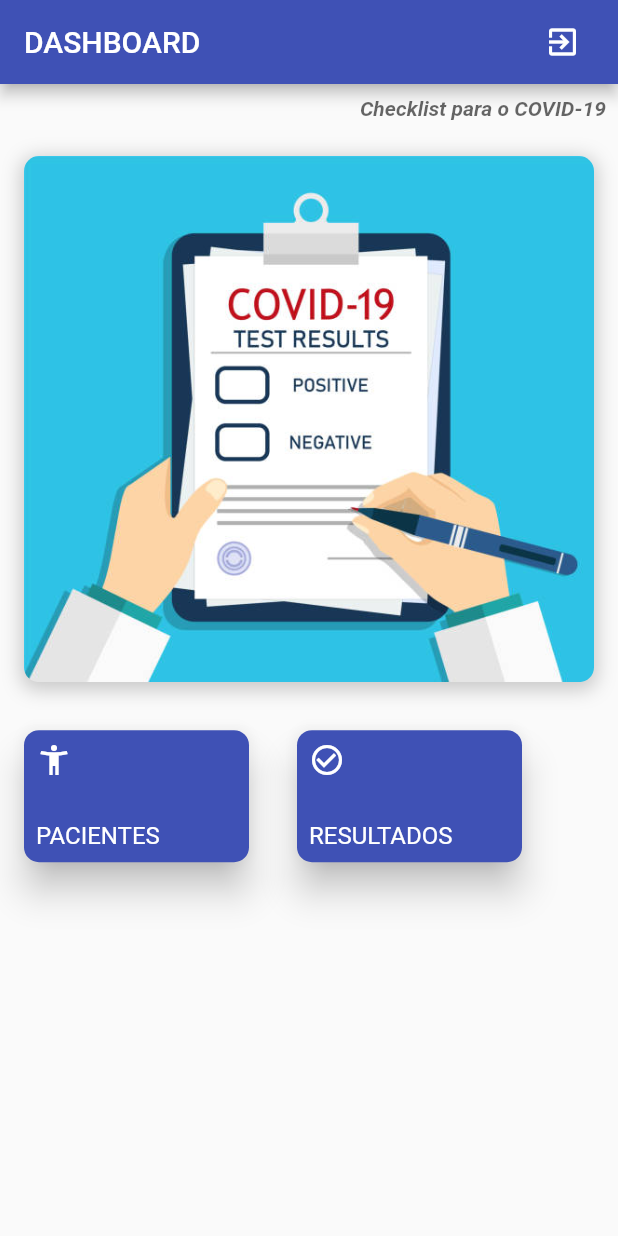
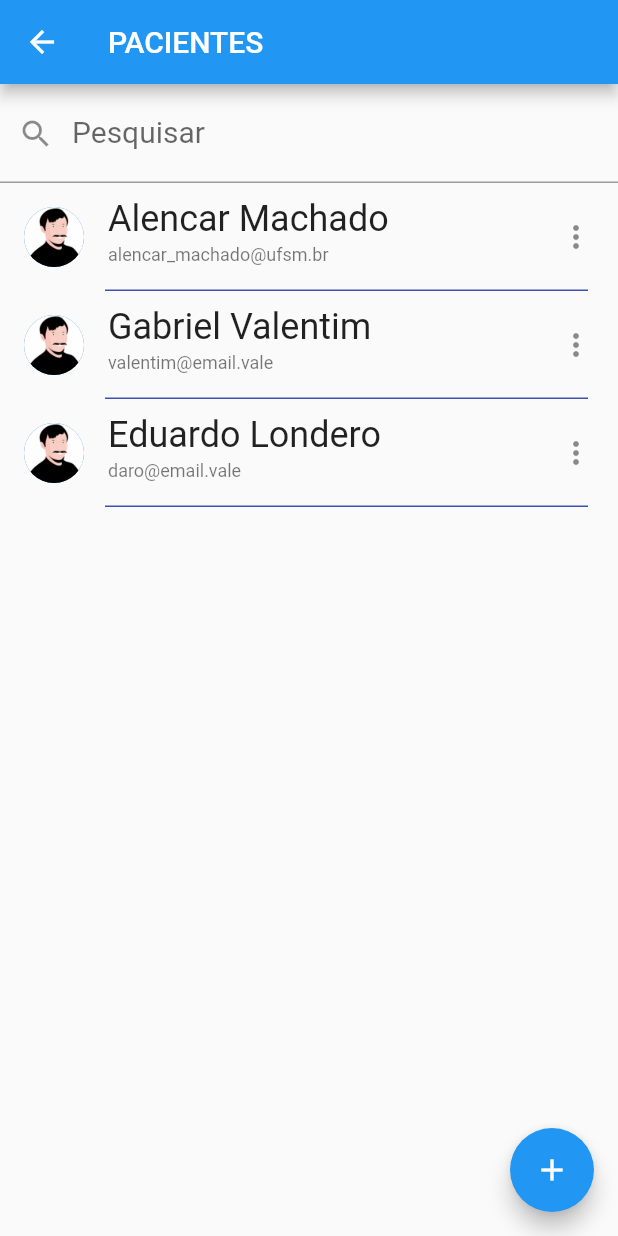
Before and after one commit to Valentim-Gab/App-covid_android, a Flutter app: the DashboardScreen screen opened directly, after a tap on "PACIENTES", on a phone screen of 412 x 824 dp. Run offline on Flutter 3.47's test engine with Material 2 defaults, Android fonts, the phone set to English and light mode, and no system bars; Roboto replaces fonts that are missing (OpenSans).

Commit message:
Added patient list

```diff
--- /dev/null
+++ b/lib/database/patient_dao.dart
@@ -0,0 +1,16 @@
+import 'package:app_covid/models/Patient.dart';
+
+class PatientDao {
+  static final List<Patient> _patientes = [];
+
+  static get listPatients {
+    _patientes.add(Patient(1, 'Alencar Machado', 'alencar_machado@ufsm.br',
+        'tx232', 33, 'asenhanaoe123'));
+    _patientes.add(Patient(2, 'Gabriel Valentim', 'valentim@email.vale',
+        'xx444', 20, '123eosguri'));
+    _patientes.add(Patient(
+        3, 'Eduardo Londero', 'daro@email.vale', 'we151', 22, 'bitwarden'));
+
+    return _patientes;
+  }
+}
--- /dev/null
+++ b/lib/models/patient.dart
@@ -0,0 +1,38 @@
+class Patient {
+  final int _id;
+  String _nome;
+  String _email;
+  String _cartao;
+  int _idade;
+  String _senha;
+
+  Patient(this._id, this._nome, this._email, this._cartao, this._idade,
+      this._senha);
+
+  int get id => _id;
+  String get nome => _nome;
+  String get email => _email;
+  String get cartao => _cartao;
+  int get idade => _idade;
+  String get senha => _senha;
+
+  set nome(String nome) {
+    _nome = nome;
+  }
+
+  set email(String email) {
+    _email = email;
+  }
+
+  set cartao(String cartao) {
+    _cartao = cartao;
+  }
+
+  set idade(int idade) {
+    _idade = idade;
+  }
+
+  set senha(String senha) {
+    _senha = senha;
+  }
+}
--- a/lib/screens/android/dashboard_screen.dart
+++ b/lib/screens/android/dashboard_screen.dart
@@ -1,4 +1,5 @@
 import 'package:app_covid/screens/android/login_screen.dart';
+import 'package:app_covid/screens/android/patients/patients_list.dart';
 import 'package:flutter/material.dart';
 
 import '../../utils/app_colors.dart';
@@ -32,6 +33,7 @@ class DashboardScreen extends StatelessWidget {
               _centerImg(),
               SizedBox(
                 height: 120,
+                child: Center(
                   child: ListView(
                     scrollDirection: Axis.horizontal,
                     children: <Widget>[
@@ -39,7 +41,8 @@ class DashboardScreen extends StatelessWidget {
                         'PACIENTES',
                         Icons.accessibility_new,
                         onClick: () {
-                        debugPrint('Pacientes');
+                          Navigator.of(context).push(MaterialPageRoute(
+                              builder: (context) => const PatientsList()));
                         },
                       ),
                       _Element(
@@ -50,6 +53,7 @@ class DashboardScreen extends StatelessWidget {
                         },
                       ),
                     ],
+                  ),
                 ),
               )
             ],
@@ -86,7 +90,7 @@ class DashboardScreen extends StatelessWidget {
               ]),
           child: ClipRRect(
             borderRadius: BorderRadius.circular(10.0),
-            child: Image.asset('images/check_image.jpg'),
+            child: Image.asset('assets/images/check_image.jpg'),
           ),
         ));
   }
--- /dev/null
+++ b/lib/screens/android/patients/patients_item.dart
@@ -0,0 +1,40 @@
+import 'package:app_covid/models/Patient.dart';
+import 'package:app_covid/utils/app_colors.dart';
+import 'package:flutter/material.dart';
+
+class PatientsItem extends StatelessWidget {
+  final Patient _patient;
+
+  const PatientsItem({Key? key, required Patient patient})
+      : _patient = patient,
+        super(key: key);
+
+  @override
+  Widget build(BuildContext context) {
+    return Column(
+      children: [
+        ListTile(
+          leading: const CircleAvatar(
+            backgroundImage: AssetImage('assets/images/avatar.jpg'),
+          ),
+          title: Text(
+            _patient.nome,
+            style: const TextStyle(fontSize: 24),
+          ),
+          subtitle: Text(
+            _patient.email,
+            style: const TextStyle(fontSize: 12),
+          ),
+          trailing: const Icon(Icons.more_vert),
+        ),
+        const Divider(
+          color: AppColors.primaryColor,
+          indent: 70,
+          endIndent: 20,
+          thickness: 1,
+          height: 0,
+        ),
+      ],
+    );
+  }
+}
--- /dev/null
+++ b/lib/screens/android/patients/patients_list.dart
@@ -0,0 +1,54 @@
+import 'package:app_covid/database/patient_dao.dart';
+import 'package:app_covid/models/Patient.dart';
+import 'package:app_covid/screens/android/patients/patients_item.dart';
+import 'package:flutter/material.dart';
+
+class PatientsList extends StatelessWidget {
+  const PatientsList({super.key});
+
+  @override
+  Widget build(BuildContext context) {
+    List<Patient> _patients = PatientDao.listPatients;
+
+    return Scaffold(
+      appBar: AppBar(
+        title: const Text('PACIENTES'),
+      ),
+      body: Column(
+        children: [
+          const TextField(
+            style: TextStyle(fontSize: 20),
+            decoration: InputDecoration(
+                labelText: 'Pesquisar',
+                hintText: 'Pesquisar',
+                prefixIcon: Icon(Icons.search)),
+          ),
+          Expanded(
+            child: ListView.builder(
+                itemCount: _patients.length,
+                itemBuilder: (context, index) {
+                  final patient = _patients[index];
+
+                  return PatientsItem(
+                    patient: patient,
+                  );
+                }
+
+                // children: const [
+                //   PatientsItem(),
+                //   PatientsItem(),
+                //   PatientsItem(),
+                // ],
+                ),
+          )
+        ],
+      ),
+      floatingActionButton: FloatingActionButton(
+        child: const Icon(Icons.add),
+        onPressed: () {
+          debugPrint('Adicionando paciente');
+        },
+      ),
+    );
+  }
+}
--- a/pubspec.yaml
+++ b/pubspec.yaml
@@ -60,7 +60,8 @@ flutter:
 
   # To add assets to your application, add an assets section, like this:
   assets:
-    - images/check_image.jpg
+    - assets/images/check_image.jpg
+    - assets/images/avatar.jpg
 
   # An image asset can refer to one or more resolution-specific "variants", see
   # https://flutter.dev/assets-and-images/#resolution-aware
```
Also changed, not shown: assets/images/avatar.jpg (added), assets/images/check_image.jpg (renamed from images/check_image.jpg). Lines whose indentation alone changed are shown as unchanged.
